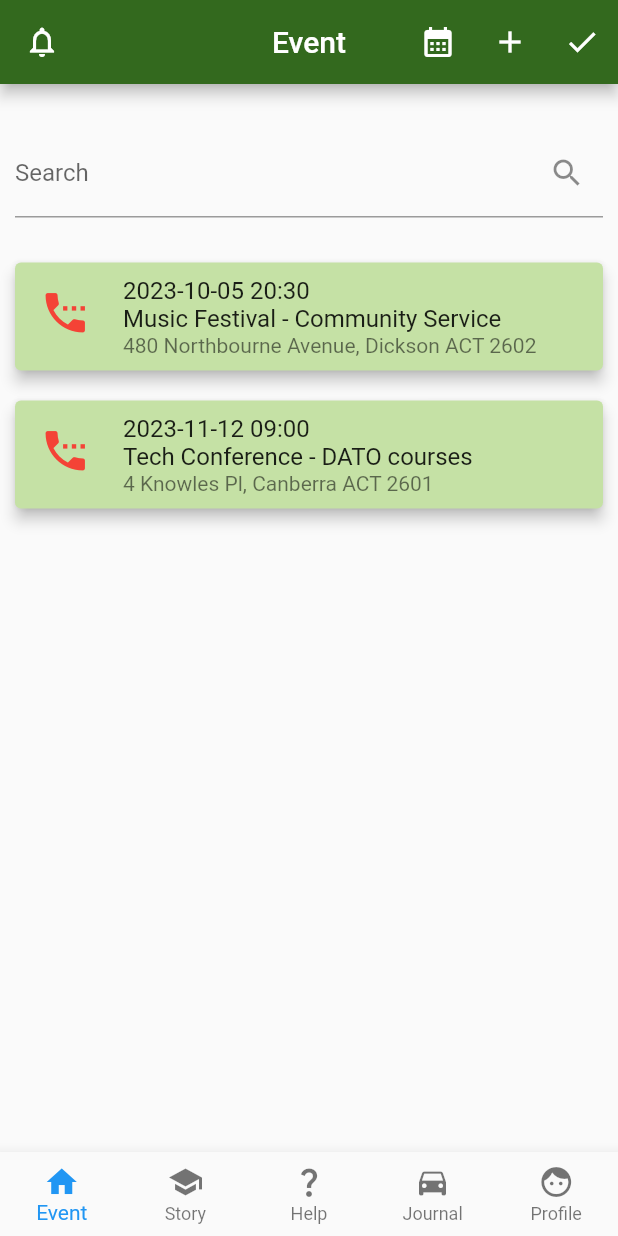
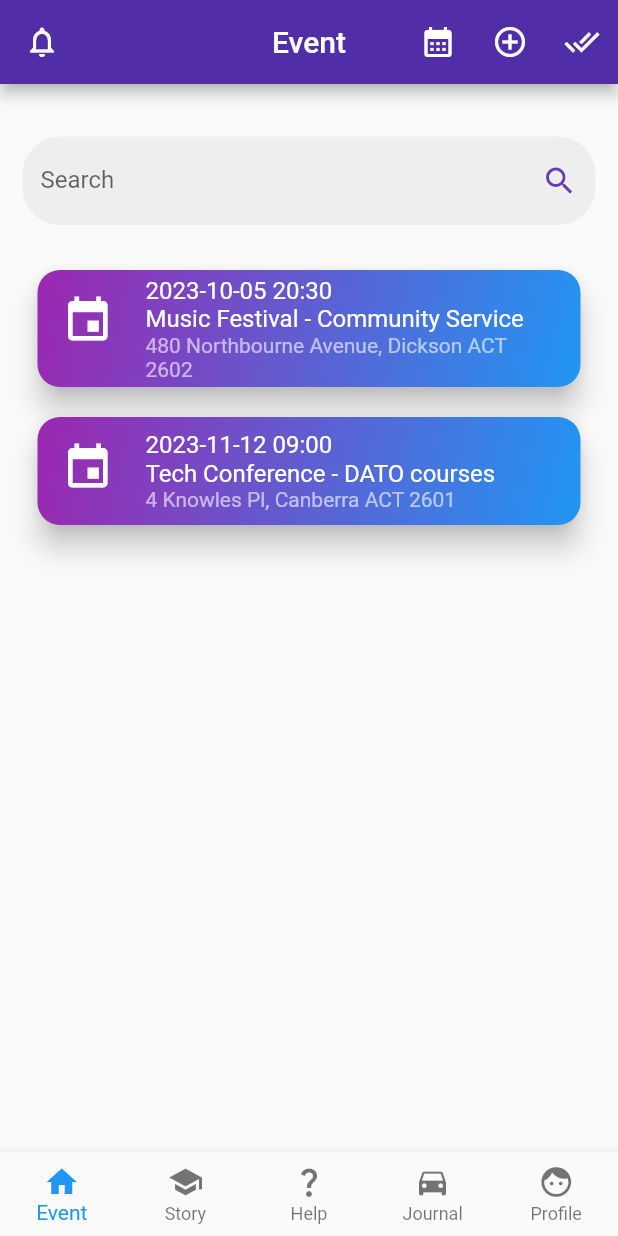
Before and after one commit to ZedChen0034/Con-nected, a Flutter app: the screen it shows after launch, on a phone screen of 412 x 824 dp. Run offline on Flutter 3.47's test engine with Material 2 defaults, Android fonts, the phone set to English and light mode, and no system bars; our stand-ins replace sliding_up_panel, table_calendar.

Commit message:
event ui style

```diff
--- a/lib/main.dart
+++ b/lib/main.dart
@@ -24,7 +24,6 @@ import 'chat.dart';
 void main() {
   runApp(const MyApp());
 }
-
 
 class MyApp extends StatelessWidget {
   const MyApp({Key? key}) : super(key: key);
@@ -202,7 +201,7 @@ class _HomePageState extends State<HomePage> {
             FOUND[indexToUpdate] = fromEventToMain!.eventDemo;
           });
         }
-      }else if (fromEventToMain.createOrEdit == "delete"){
+      } else if (fromEventToMain.createOrEdit == "delete") {
         FOUND.remove(fromEventToMain.eventDemo);
       }
     }
@@ -211,29 +210,31 @@ class _HomePageState extends State<HomePage> {
           ? AppBar(
               centerTitle: true,
               title: const Text("Event"),
-              backgroundColor: Colors.lightGreen[900],
+              backgroundColor: Colors.deepPurple[700],
               leading: IconButton(
                 onPressed: () {},
-                icon: const Icon(Icons.notifications_outlined),
+                icon: const Icon(Icons.notifications_outlined,
+                    color: Colors.white),
               ),
               actions: [
                 IconButton(
                   onPressed: () {
                     Navigator.pushNamed(context, '/calendar');
                   },
-                  icon: const Icon(Icons.calendar_month),
+                  icon: const Icon(Icons.calendar_month, color: Colors.white),
                 ),
                 IconButton(
                   onPressed: () {
                     Navigator.pushNamed(context, '/createEvent');
                   },
-                  icon: const Icon(Icons.add),
+                  icon:
+                      const Icon(Icons.add_circle_outline, color: Colors.white),
                 ),
                 IconButton(
                   onPressed: () {
                     Navigator.pushNamed(context, '/doneEvent');
                   },
-                  icon: const Icon(Icons.done_outlined),
+                  icon: const Icon(Icons.done_all, color: Colors.white),
                 ),
               ],
             )
@@ -242,7 +243,7 @@ class _HomePageState extends State<HomePage> {
         index: _currentIndex,
         children: [
           Padding(
-            padding: const EdgeInsets.all(10),
+            padding: const EdgeInsets.all(15.0),
             child: Column(
               children: [
                 const SizedBox(
@@ -250,8 +251,17 @@ class _HomePageState extends State<HomePage> {
                 ),
                 TextField(
                   onChanged: (value) => _runFilter(value),
-                  decoration: const InputDecoration(
-                      labelText: 'Search', suffixIcon: Icon(Icons.search)),
+                  decoration: InputDecoration(
+                    labelText: 'Search',
+                    suffixIcon:
+                        const Icon(Icons.search, color: Colors.deepPurple),
+                    border: OutlineInputBorder(
+                      borderRadius: BorderRadius.circular(25.0),
+                      borderSide: BorderSide.none,
+                    ),
+                    filled: true,
+                    fillColor: Colors.grey[200],
+                  ),
                 ),
                 const SizedBox(
                   height: 20,
@@ -262,23 +272,41 @@ class _HomePageState extends State<HomePage> {
                           itemCount: FOUND.length,
                           itemBuilder: (context, index) => Card(
                             key: ValueKey(FOUND[index].id),
-                            color: Colors.lightGreen[200],
-                            elevation: 4,
-                            margin: const EdgeInsets.symmetric(vertical: 10),
-                            child: ListTile(
+                            shape: RoundedRectangleBorder(
+                              borderRadius: BorderRadius.circular(15.0),
+                            ),
+                            color: Colors.transparent,
+                            elevation: 8,
+                            margin: const EdgeInsets.symmetric(vertical: 10,horizontal: 10),
+                            child:Container(
+                                decoration: BoxDecoration(
+                                  gradient: LinearGradient(
+                                    colors: [Colors.purple, Colors.blue], // gradient colors
+                                    begin: Alignment.topLeft,
+                                    end: Alignment.bottomRight,
+                                  ),
+                                  borderRadius: BorderRadius.circular(15.0),
+                                )
+                              ,child:  ListTile(
                             leading: const Icon(
-                                Icons.settings_phone,
-                                // FOUND[index].picture,
-                                color: Colors.red,
+                            Icons.event,
+                            color: Colors.white,
                             size: 35,
                             ),
-                              title: Text(DateFormat('yyyy-MM-dd HH:mm')
+                            title: Text(
+                              DateFormat('yyyy-MM-dd HH:mm')
                                   .format(FOUND[index].datetime) +
                                   '\n' +
                                   FOUND[index].name +
                                   " - " +
-                                  FOUND[index].tag),
-                              subtitle: Text(FOUND[index].location),
+                                  FOUND[index].tag,
+                              style: TextStyle(color: Colors.white),
+                            ),
+                            subtitle: Text(
+                              FOUND[index].location,
+                              style:  TextStyle(
+                                  color: Colors.white60),
+                            ),
                             onTap: () {
                               Navigator.pushNamed(
                                 context,
@@ -286,12 +314,13 @@ class _HomePageState extends State<HomePage> {
                                 arguments: FOUND[index],
                               );
                             },
+                          )
                             ),
                           ),
                         )
-                      : const Text(
+                      :  Text(
                           'No results found',
-                          style: TextStyle(fontSize: 24),
+                          style: TextStyle(fontSize: 24, color: Colors.deepPurple[700]),
                         ),
                 ),
               ],
```
Lines whose indentation alone changed are shown as unchanged.
